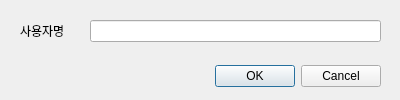
The window that uis/log_in.ui (DaeyeongCho/DataBaseLectureProject) describes before a commit, drawn with Qt 5.
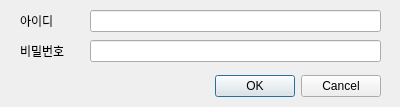
The same window after the commit.

```diff
--- a/uis/log_in.ui
+++ b/uis/log_in.ui
@@ -7,7 +7,7 @@
     <x>0</x>
     <y>0</y>
     <width>400</width>
-    <height>100</height>
+    <height>107</height>
    </rect>
   </property>
   <property name="windowTitle">
@@ -17,7 +17,7 @@
    <property name="geometry">
     <rect>
      <x>40</x>
-     <y>60</y>
+     <y>70</y>
      <width>341</width>
      <height>32</height>
     </rect>
@@ -33,25 +33,48 @@
    <property name="geometry">
     <rect>
      <x>20</x>
-     <y>20</y>
+     <y>10</y>
      <width>51</width>
      <height>21</height>
     </rect>
    </property>
    <property name="text">
-    <string>사용자명</string>
+    <string>아이디</string>
    </property>
   </widget>
   <widget class="QLineEdit" name="lineEditUserName">
    <property name="geometry">
     <rect>
      <x>90</x>
-     <y>20</y>
+     <y>10</y>
      <width>291</width>
      <height>22</height>
     </rect>
    </property>
   </widget>
+  <widget class="QLineEdit" name="lineEditUserPassword">
+   <property name="geometry">
+    <rect>
+     <x>90</x>
+     <y>40</y>
+     <width>291</width>
+     <height>22</height>
+    </rect>
+   </property>
+  </widget>
+  <widget class="QLabel" name="label_2">
+   <property name="geometry">
+    <rect>
+     <x>20</x>
+     <y>40</y>
+     <width>51</width>
+     <height>21</height>
+    </rect>
+   </property>
+   <property name="text">
+    <string>비밀번호</string>
+   </property>
+  </widget>
  </widget>
  <resources/>
  <connections>
```
Left out of the diff: 8 changed lines with no effect on the pictures.
